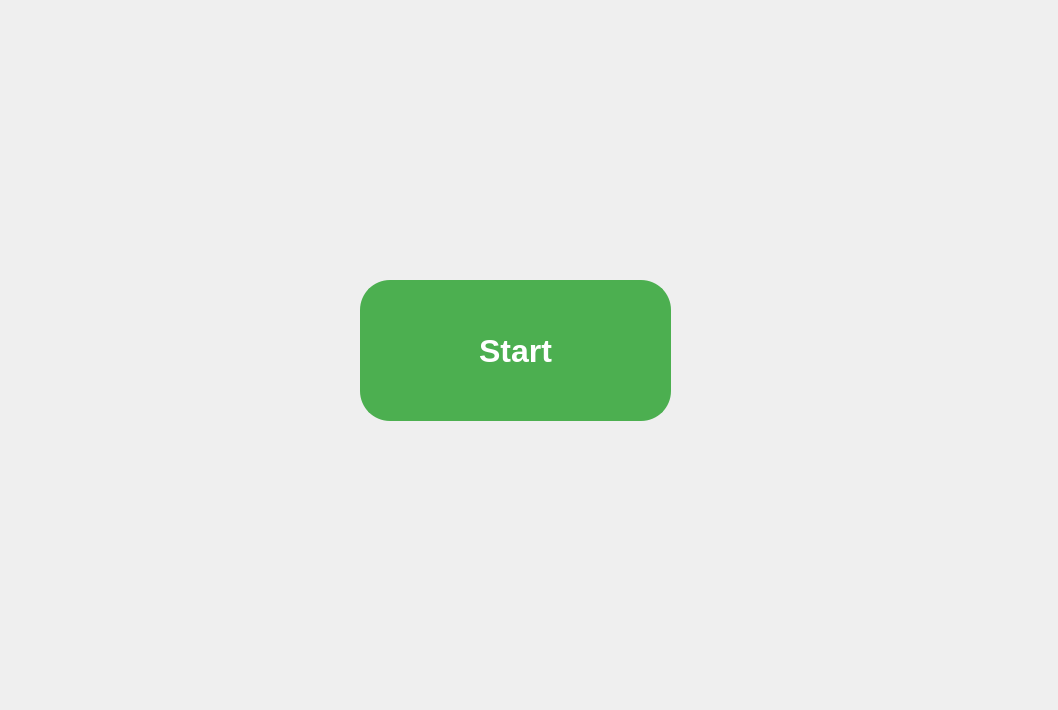
Before: the Qt Designer form CoTree/CoTree.ui in abigpieceofdofu/CoTree, drawn with Qt 5.
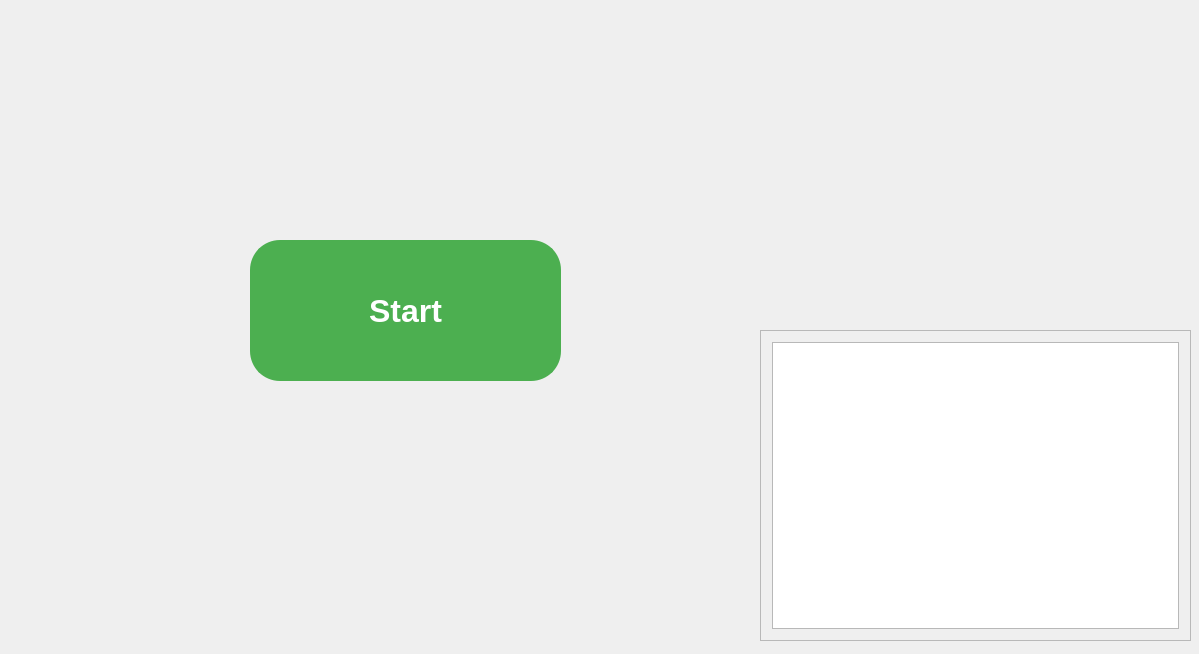
After: the same form once the commit is applied.

What changed in the file:
```diff
--- a/CoTree/CoTree.ui
+++ b/CoTree/CoTree.ui
@@ -6,8 +6,8 @@
    <rect>
     <x>0</x>
     <y>0</y>
-    <width>1058</width>
-    <height>710</height>
+    <width>1199</width>
+    <height>654</height>
    </rect>
   </property>
   <property name="windowTitle">
@@ -17,8 +17,8 @@
    <widget class="QPushButton" name="StartButton">
     <property name="geometry">
      <rect>
-      <x>360</x>
-      <y>280</y>
+      <x>250</x>
+      <y>240</y>
       <width>311</width>
       <height>141</height>
      </rect>
@@ -48,6 +48,34 @@
      <string>Start</string>
     </property>
    </widget>
+   <widget class="QScrollArea" name="scrollArea">
+    <property name="geometry">
+     <rect>
+      <x>760</x>
+      <y>330</y>
+      <width>431</width>
+      <height>311</height>
+     </rect>
+    </property>
+    <property name="widgetResizable">
+     <bool>true</bool>
+    </property>
+    <widget class="QWidget" name="scrollAreaWidgetContents">
+     <property name="geometry">
+      <rect>
+       <x>0</x>
+       <y>0</y>
+       <width>429</width>
+       <height>309</height>
+      </rect>
+     </property>
+     <layout class="QHBoxLayout" name="horizontalLayout">
+      <item>
+       <widget class="QTextBrowser" name="OutputWindow"/>
+      </item>
+     </layout>
+    </widget>
+   </widget>
   </widget>
  </widget>
  <layoutdefault spacing="6" margin="11"/>
```
